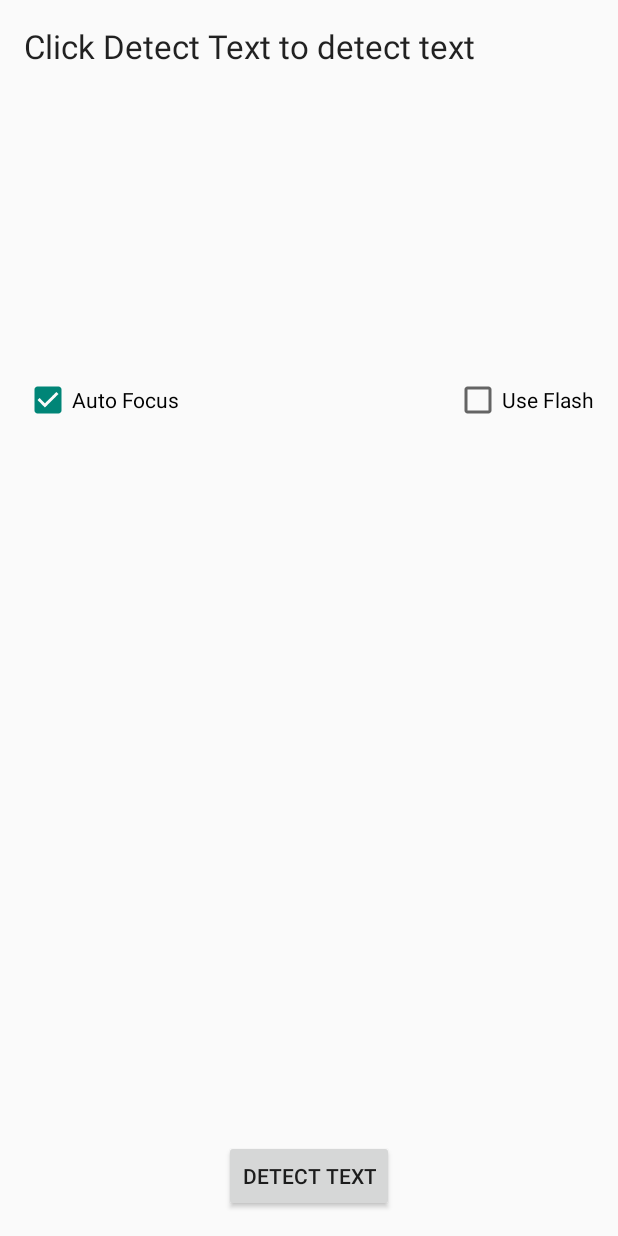
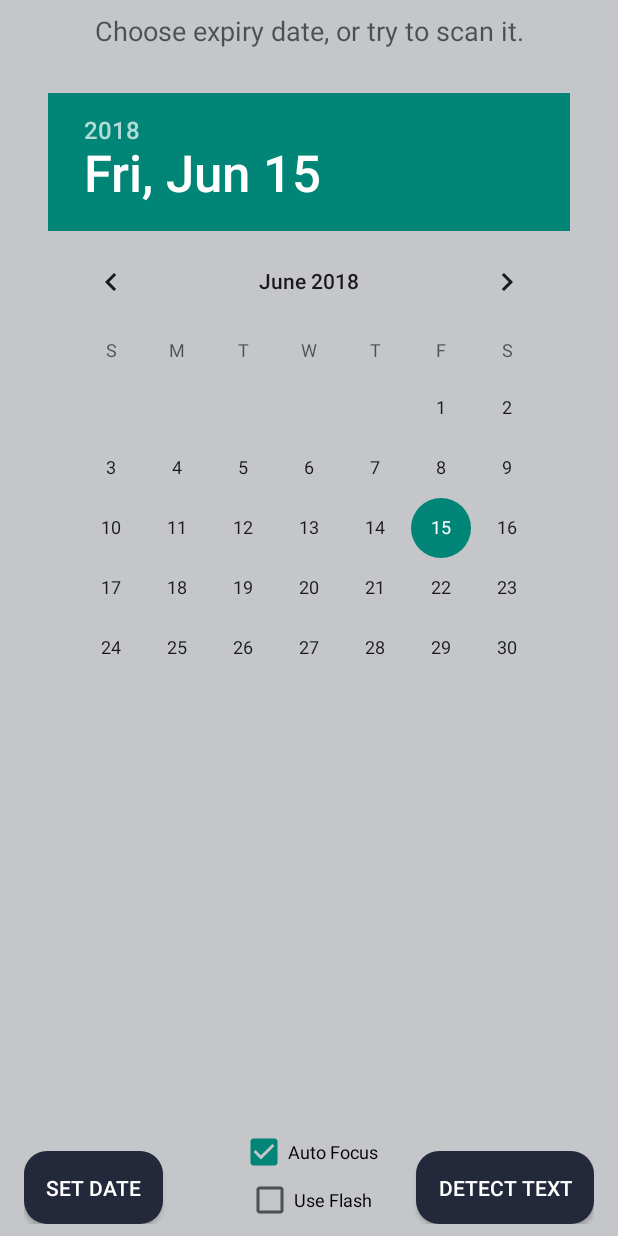
Before and after one commit to RasmusEdvardsen/wastelessandroid, an Android app: the OcrActivity screen opened directly, with no data from a screen before it, on a phone screen of 412 x 824 dp. Run offline under Robolectric (Android 15) with nearby library versions, the phone set to English and light mode, and no system bars; 2 statements that could not run were skipped.

Commit message:
notifications now work, styled date activity

```diff
--- a/app/src/main/java/save/the/environment/wastelessclient/activities/MainActivity.java
+++ b/app/src/main/java/save/the/environment/wastelessclient/activities/MainActivity.java
@@ -33,7 +33,7 @@ public class MainActivity extends Activity {
                 new JobInfo.Builder(1,
                     new ComponentName(getPackageName(),
                         ScheduledJobService.class.getName()))
-                .setPeriodic(900000);
+                .setPeriodic(1000 * 60 * 60 * 8);
         if((jobScheduler != null ? jobScheduler.schedule(builder.build()) : 0) == JobScheduler.RESULT_FAILURE)
             Log.i("information", "jobscheduling failed");
 
--- /dev/null
+++ b/app/src/main/res/drawable/buttonstyledark.xml
@@ -0,0 +1,6 @@
+<?xml version="1.0" encoding="utf-8"?>
+<shape xmlns:android="http://schemas.android.com/apk/res/android">
+    <solid android:color="@color/colorPrimaryDark"/>
+    <corners android:radius="15dp"/>
+    <padding android:top="15dp" android:bottom="15dp" android:left="15dp" android:right="15dp"/>
+</shape>
--- a/app/src/main/res/drawable/buttonstylepink.xml
+++ b/app/src/main/res/drawable/buttonstylepink.xml
@@ -1,6 +1,6 @@
 <?xml version="1.0" encoding="utf-8"?>
 <shape xmlns:android="http://schemas.android.com/apk/res/android">
     <solid android:color="@color/colorAccent"/>
-    <corners android:radius="25dp"/>
+    <corners android:radius="15dp"/>
     <padding android:top="15dp" android:bottom="15dp" android:left="15dp" android:right="15dp"/>
 </shape>
--- a/app/src/main/res/layout/activity_ocr.xml
+++ b/app/src/main/res/layout/activity_ocr.xml
@@ -3,61 +3,74 @@
     xmlns:tools="http://schemas.android.com/tools" android:layout_width="match_parent"
     android:layout_height="match_parent" android:paddingLeft="@dimen/activity_horizontal_margin"
     android:paddingRight="@dimen/activity_horizontal_margin"
-    android:paddingTop="@dimen/activity_vertical_margin"
-    android:paddingBottom="@dimen/activity_vertical_margin"
+    android:paddingTop="8dp"
+    android:paddingBottom="8dp"
+    android:background="@color/colorPrimaryLight"
     tools:context="save.the.environment.wastelessclient.activities.OcrResultActivity">
 
-
+    <TextView
+        android:layout_width="match_parent"
+        android:layout_height="wrap_content"
+        android:textAppearance="?android:attr/textAppearanceMedium"
+        android:text="@string/ocr_header"
+        android:id="@+id/status_message"
+        android:layout_centerHorizontal="true"
+        android:textAlignment="center"/>
 
     <TextView
         android:layout_width="match_parent"
         android:layout_height="wrap_content"
         android:textAppearance="?android:attr/textAppearanceLarge"
-        android:text="@string/ocr_header"
-        android:id="@+id/status_message"
-        android:layout_alignParentRight="true"
-        android:layout_alignParentEnd="true"
-        android:layout_centerHorizontal="true" />
+        android:id="@+id/text_value"
+        android:layout_below="@+id/status_message"
+        android:textAlignment="center"/>
 
-    <TextView
+    <DatePicker
+        android:id="@+id/datePicker"
         android:layout_width="wrap_content"
         android:layout_height="wrap_content"
-        android:textAppearance="?android:attr/textAppearanceLarge"
-        android:id="@+id/text_value"
-        android:layout_below="@+id/status_message"
-        android:layout_alignParentLeft="true"
-        android:layout_alignParentStart="true"
-        android:layout_marginTop="110dp"
-        android:layout_alignRight="@+id/status_message"
-        android:layout_alignEnd="@+id/status_message" />
+        android:layout_centerHorizontal="true"
+        android:layout_above="@+id/auto_focus"
+        android:layout_below="@+id/text_value"/>
+
+    <CheckBox
+        android:id="@+id/auto_focus"
+        android:layout_width="wrap_content"
+        android:layout_height="wrap_content"
+        android:layout_above="@+id/use_flash"
+        android:layout_centerHorizontal="true"
+        android:textSize="12sp"
+        android:checked="true"
+        android:text="@string/auto_focus" />
+
+    <CheckBox
+        android:id="@+id/use_flash"
+        android:layout_width="wrap_content"
+        android:layout_height="wrap_content"
+        android:layout_alignParentBottom="true"
+        android:textSize="12sp"
+        android:layout_centerHorizontal="true"
+        android:checked="false"
+        android:text="@string/use_flash" />
 
     <Button
+        android:id="@+id/read_text"
         android:layout_width="wrap_content"
         android:layout_height="wrap_content"
+        android:layout_alignBottom="@+id/use_flash"
+        android:layout_alignParentEnd="true"
+        android:background="@drawable/buttonstyledark"
         android:text="@string/read_text"
-        android:id="@+id/read_text"
-        android:layout_alignParentBottom="true"
-        android:layout_centerHorizontal="true" />
+        android:textColor="@android:color/white" />
 
-    <CheckBox
+    <Button
+        android:id="@+id/datePickerButton"
         android:layout_width="wrap_content"
         android:layout_height="wrap_content"
-        android:text="@string/auto_focus"
-        android:id="@+id/auto_focus"
-        android:layout_below="@+id/text_value"
-        android:layout_alignParentLeft="true"
-        android:layout_alignParentStart="true"
-        android:layout_marginTop="66dp"
-        android:checked="true" />
-
-    <CheckBox
-        android:layout_width="wrap_content"
-        android:layout_height="wrap_content"
-        android:text="@string/use_flash"
-        android:id="@+id/use_flash"
-        android:layout_alignTop="@+id/auto_focus"
-        android:layout_alignParentRight="true"
-        android:layout_alignParentEnd="true"
-        android:checked="false" />
+        android:layout_alignParentBottom="true"
+        android:layout_alignStart="@+id/text_value"
+        android:background="@drawable/buttonstyledark"
+        android:text="@string/date_picker_button"
+        android:textColor="@android:color/white" />
 
 </RelativeLayout>
--- a/app/src/main/res/values/strings.xml
+++ b/app/src/main/res/values/strings.xml
@@ -1,6 +1,5 @@
 <resources>
     <string name="app_name">wastelessclient</string>
-
     <string name="wasteless">Wasteless</string>
     <string name="loginIntro">Welcome to wasteless. Wasteless is an attempt to make the world a better place - not only for the user, but also for the environment. Join us!</string>
     <string name="email">Email</string>
@@ -13,7 +12,7 @@
     <string name="no_camera_permission">This application cannot run because it does not have the camera permission.  The application will now exit.</string>
     <string name="low_storage_error">Ocr dependencies cannot be downloaded due to low device storage</string>
     <string name="title_activity_main">Ocr Detector Sample</string>
-    <string name="ocr_header">Click &quot;Detect Text&quot; to detect text</string>
+    <string name="ocr_header">Choose expiry date, or try to scan it.</string>
     <string name="read_text">Detect Text</string>
     <string name="auto_focus">Auto Focus</string>
     <string name="use_flash">Use Flash</string>
@@ -24,4 +23,5 @@
         you when it is about to expire. You can also see all your products in your inventory, when you have scanned them.</string>
     <string name="inventory_item_days_left">Days left: </string>
     <string name="inventory_item_expiration_date">Expiration date: </string>
+    <string name="date_picker_button">Set date</string>
 </resources>
```
